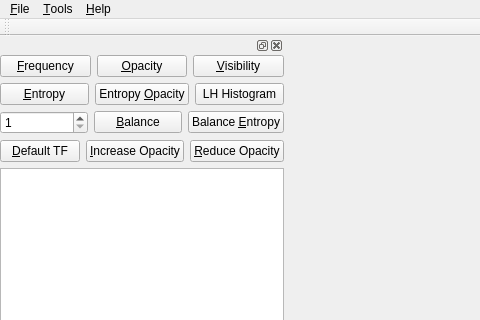
luosz/volume-visualiser, file VolumeRenderer/mainwindow.ui: the form before one commit; both pictures show x 0 to 480 and y 0 to 320 of the 1000 by 700 pixel window.
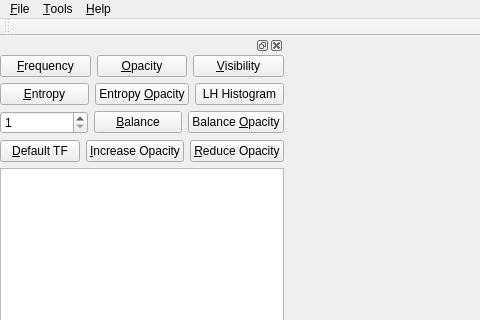
The form after the commit.

Commit message: increase the iteration limits of optimization

What changed in the file:
```diff
--- a/VolumeRenderer/mainwindow.ui
+++ b/VolumeRenderer/mainwindow.ui
@@ -214,7 +214,7 @@
            <item>
             <widget class="QPushButton" name="balanceEntropyButton">
              <property name="text">
-              <string>Balance &amp;Entropy</string>
+              <string>Balance &amp;Opacity</string>
              </property>
             </widget>
            </item>
```
Left out of the diff: 3 changed lines with no effect on the pictures. The commit also changes 2 other files.
